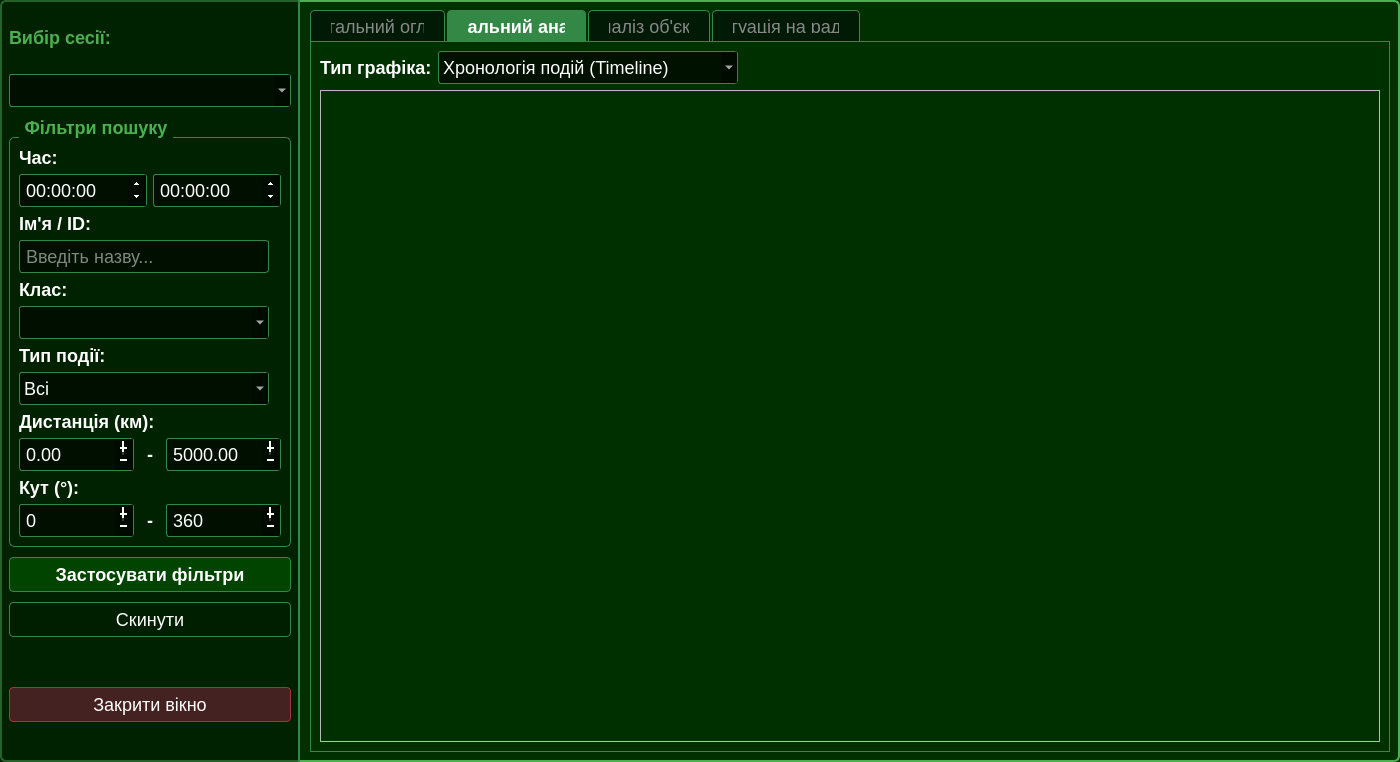
This is app/ui/log_dialog.ui in VadymKotsiuba1808/SDR_Pi as Qt 5 draws it before an edit. The edited form follows.
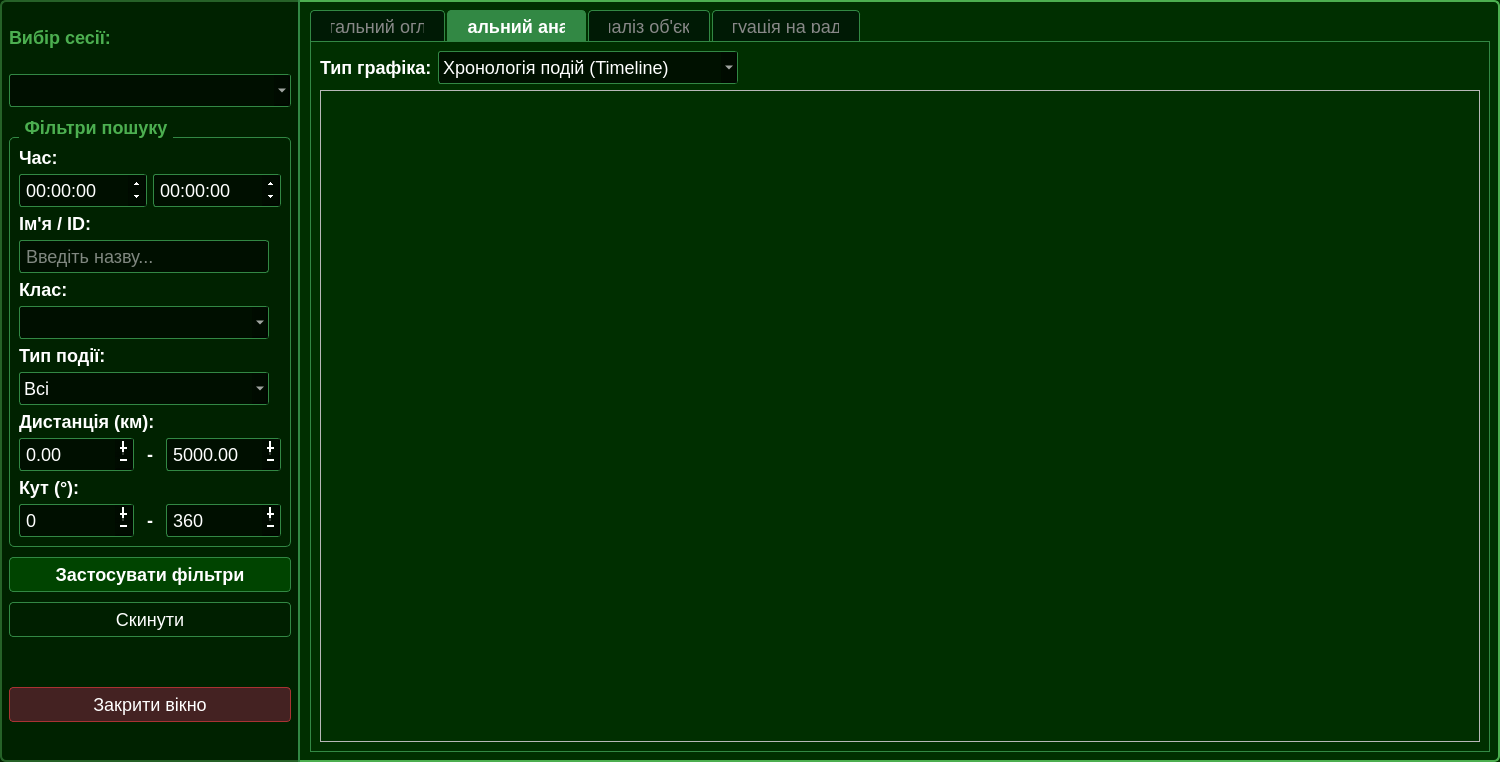
This is the edited form. The open tabs and pages were chosen to show the change.

Commit message: Added latency to logs table

Diff of the .ui file:
```diff
--- a/app/ui/log_dialog.ui
+++ b/app/ui/log_dialog.ui
@@ -6,7 +6,7 @@
    <rect>
     <x>0</x>
     <y>0</y>
-    <width>1400</width>
+    <width>1500</width>
     <height>762</height>
    </rect>
   </property>
```
Left out of the diff: 2 changed lines with no effect on the pictures. The commit also changes 2 other files.
